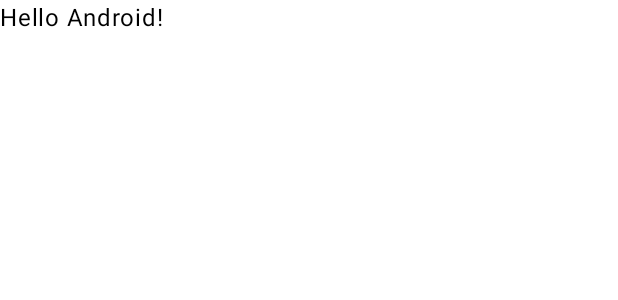
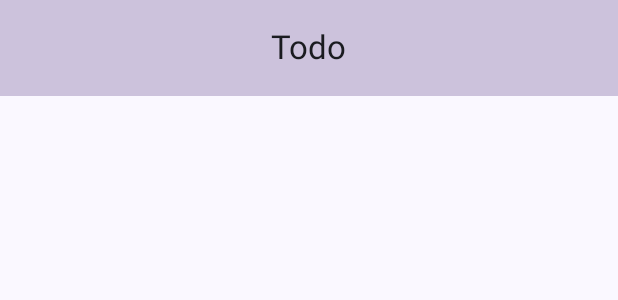
Before and after one commit to AhmedYu/Assignment1, an Android app built with Jetpack Compose: the @Preview function GreetingPreview, on a phone screen of 412 x 824 dp. Shown: the top 300 px of the screen. Run offline under Robolectric (Android 15) with nearby library versions, the phone set to English and light mode, and no system bars.

Commit message:
created centered top app bar with the color and the title

```diff
--- a/app/src/main/java/com/ahmed/assignment1/MainActivity.kt
+++ b/app/src/main/java/com/ahmed/assignment1/MainActivity.kt
@@ -4,44 +4,59 @@ import android.os.Bundle
 import androidx.activity.ComponentActivity
 import androidx.activity.compose.setContent
 import androidx.activity.enableEdgeToEdge
+import androidx.compose.foundation.layout.Column
+
 import androidx.compose.foundation.layout.fillMaxSize
+import androidx.compose.foundation.layout.fillMaxWidth
 import androidx.compose.foundation.layout.padding
+import androidx.compose.material3.CenterAlignedTopAppBar
+import androidx.compose.material3.ExperimentalMaterial3Api
 import androidx.compose.material3.Scaffold
 import androidx.compose.material3.Text
+import androidx.compose.material3.TopAppBar
+import androidx.compose.material3.TopAppBarDefaults
+import androidx.compose.material3.contentColorFor
 import androidx.compose.runtime.Composable
+import androidx.compose.ui.Alignment
 import androidx.compose.ui.Modifier
 import androidx.compose.ui.tooling.preview.Preview
 import com.ahmed.assignment1.ui.theme.Assignment1Theme
+import com.ahmed.assignment1.ui.theme.PurpleGrey40
+import com.ahmed.assignment1.ui.theme.PurpleGrey80
 
 class MainActivity : ComponentActivity() {
     override fun onCreate(savedInstanceState: Bundle?) {
         super.onCreate(savedInstanceState)
         enableEdgeToEdge()
         setContent {
-            Assignment1Theme {
-                Scaffold(modifier = Modifier.fillMaxSize()) { innerPadding ->
-                    Greeting(
-                        name = "Android",
-                        modifier = Modifier.padding(innerPadding)
-                    )
-                }
-            }
+
         }
     }
 }
+//TODO:- Task: Create a composable function for the top bar with the application name
+@OptIn(ExperimentalMaterial3Api::class)
+@Composable
+fun MainUI() {
+    Assignment1Theme {
+        Scaffold(topBar = {
+            CenterAlignedTopAppBar(title = {
+                Text(text = "Todo")
+            }, colors = TopAppBarDefaults.topAppBarColors(containerColor = PurpleGrey80, contentColorFor(
+                PurpleGrey80)),)
+        }, modifier = Modifier.fillMaxSize()){innerPadding->
+            //TODO:- TOP APP BAR WITH A TODOLIST NAME ON IT
+         Column(modifier = Modifier.padding(innerPadding)) {
 
-@Composable
-fun Greeting(name: String, modifier: Modifier = Modifier) {
-    Text(
-        text = "Hello $name!",
-        modifier = modifier
-    )
+         }
+
+        }
+    }
 }
 
 @Preview(showBackground = true)
 @Composable
 fun GreetingPreview() {
     Assignment1Theme {
-        Greeting("Android")
+MainUI( )
     }
 }
```
